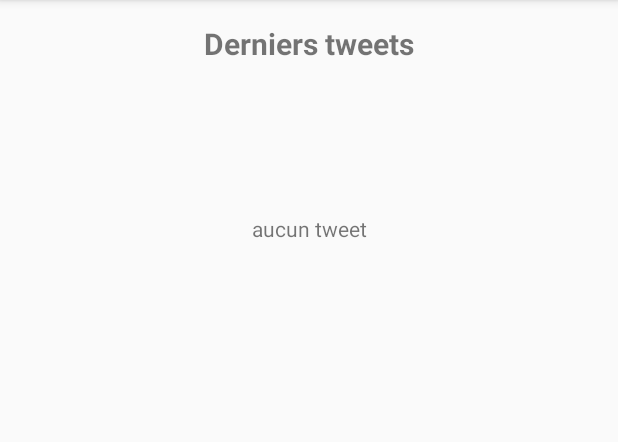
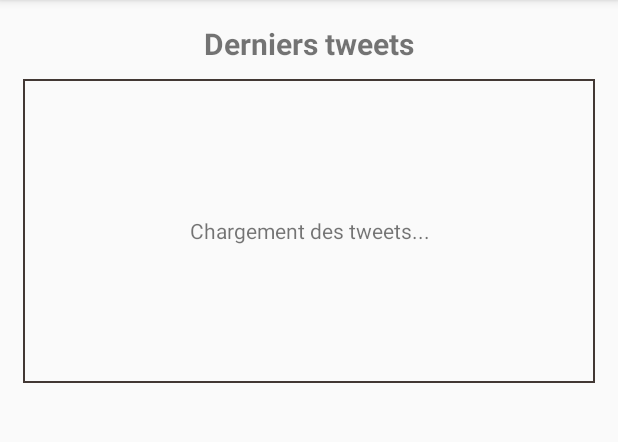
Before and after one commit to ptournem/zooDeLaFleche_Android, an Android app: the screen it shows after launch (MainActivity), with the options menu open, on a phone screen of 412 x 824 dp, the part 84-526 px from its top. Run offline under Robolectric (Android 15) with nearby library versions, the phone set to English and light mode, and no system bars; libraries missing offline, so code that uses them is left out: com.twitter.sdk, io.fabric.sdk; 9 statements that could not run were skipped.

Commit message:
CHANGE : message affiché pendant le chargement des tweets ADD : ajout d'un border autour des tweets chargé

```diff
--- a/android-source/app/src/main/res/layout/fragment_accueil.xml
+++ b/android-source/app/src/main/res/layout/fragment_accueil.xml
@@ -1,28 +1,42 @@
 <?xml version="1.0" encoding="utf-8"?>
 <LinearLayout xmlns:android="http://schemas.android.com/apk/res/android"
-    android:orientation="vertical"
     android:layout_width="match_parent"
     android:layout_height="match_parent"
+    android:orientation="vertical"
     android:padding="15dp">
+
     <TextView
+        android:id="@+id/TV_Tweeter"
         android:layout_width="match_parent"
         android:layout_height="wrap_content"
+        android:layout_marginBottom="10dp"
         android:gravity="center_horizontal"
-        android:textStyle="bold"
+        android:text="@string/tweeterTweet"
         android:textSize="20dp"
-        android:layout_marginBottom="10dp"
-        android:id="@+id/TV_Tweeter"
-        android:text="@string/tweeterTweet"/>
+        android:textStyle="bold" />
 
-    <TextView android:id="@id/android:empty"
+    <LinearLayout
         android:layout_width="match_parent"
-        android:layout_height="200dp"
-        android:gravity="center_horizontal|center_vertical"
-        android:text="@string/timeline_empty"/>
+        android:layout_height="wrap_content"
+        android:background="@color/zoo_gris"
+        android:orientation="vertical"
+        android:padding="1dp">
 
-    <ListView android:id="@id/android:list"
-        android:layout_width="match_parent"
-        android:layout_height="250dp"
-        android:drawSelectorOnTop="false"
-        />
+        <TextView
+            android:id="@id/android:empty"
+            android:layout_width="match_parent"
+            android:layout_height="200dp"
+            android:gravity="center_horizontal|center_vertical"
+            android:text="@string/timeline_empty"
+            android:background="@color/background_material_light"/>
+
+
+        <ListView
+            android:id="@id/android:list"
+            android:layout_width="match_parent"
+            android:layout_height="250dp"
+            android:drawSelectorOnTop="false"
+            android:divider="@color/background_material_light"
+            android:dividerHeight="2px"/>
+    </LinearLayout>
 </LinearLayout>
--- a/android-source/app/src/main/res/values/strings.xml
+++ b/android-source/app/src/main/res/values/strings.xml
@@ -38,7 +38,7 @@
 
     <string name="today">Aujourd\'hui</string>
     <string name="nextProgrammeTV">Prochains épisodes</string>
-    <string name="timeline_empty">aucun tweet</string>
+    <string name="timeline_empty">Chargement des tweets... </string>
     <string name="title_activity_twitter_test">TwitterTestActivity</string>
     <string name="tweeterTweet">Derniers tweets</string>
     <string name="ListeEpisodeTV">Liste des épisodes</string>
```
